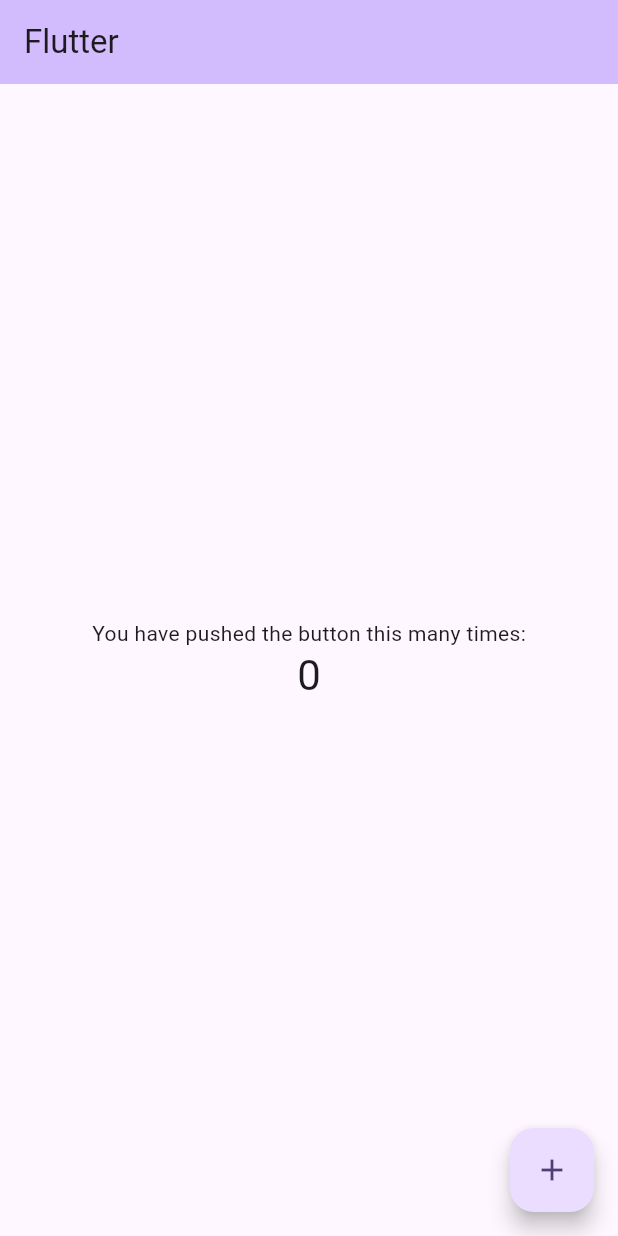
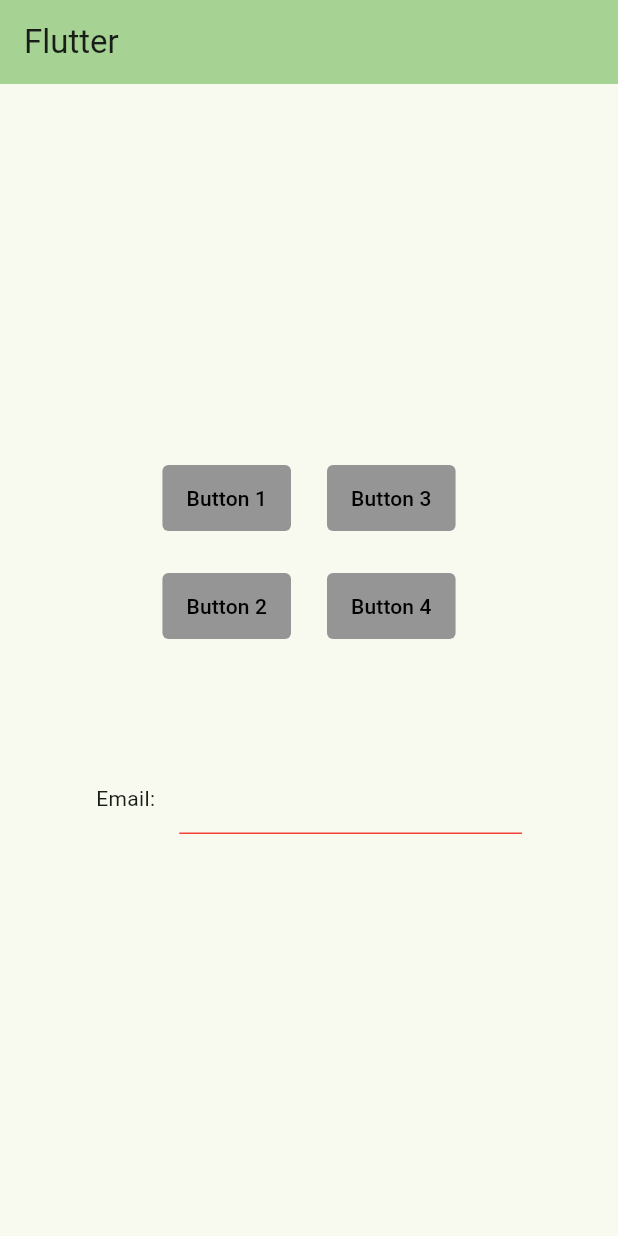
Before and after one commit to Djurson/TDDC73, a Flutter app: the screen it shows after launch, on a phone screen of 412 x 824 dp. Run offline on Flutter 3.47's test engine with Material 3 defaults, Android fonts, the phone set to English and light mode, and no system bars.

Commit message:
Flutter semi done

```diff
--- a/flutter_app/lib/main.dart
+++ b/flutter_app/lib/main.dart
@@ -11,7 +11,7 @@ class MyApp extends StatelessWidget {
   @override
   Widget build(BuildContext context) {
     return MaterialApp(
-      title: 'Flutter Demo',
+      title: 'Flutter',
       theme: ThemeData(
         // This is the theme of your application.
         //
@@ -28,7 +28,9 @@ class MyApp extends StatelessWidget {
         //
         // This works for code too, not just values: Most code changes can be
         // tested with just a hot reload.
-        colorScheme: .fromSeed(seedColor: Colors.deepPurple),
+        colorScheme: .fromSeed(
+          seedColor: const Color.fromARGB(255, 21, 123, 0),
+        ),
       ),
       home: const MyHomePage(title: 'Flutter'),
     );
@@ -54,19 +56,6 @@ class MyHomePage extends StatefulWidget {
 }
 
 class _MyHomePageState extends State<MyHomePage> {
-  int _counter = 0;
-
-  void _incrementCounter() {
-    setState(() {
-      // This call to setState tells the Flutter framework that something has
-      // changed in this State, which causes it to rerun the build method below
-      // so that the display can reflect the updated values. If we changed
-      // _counter without calling setState(), then the build method would not be
-      // called again, and so nothing would appear to happen.
-      _counter++;
-    });
-  }
-
   @override
   Widget build(BuildContext context) {
     // This method is rerun every time setState is called, for instance as done
@@ -103,20 +92,126 @@ class _MyHomePageState extends State<MyHomePage> {
           // action in the IDE, or press "p" in the console), to see the
           // wireframe for each widget.
           mainAxisAlignment: .center,
+          crossAxisAlignment: .center,
+          mainAxisSize: .max,
           children: [
-            const Text('You have pushed the button this many times:'),
-            Text(
-              '$_counter',
-              style: Theme.of(context).textTheme.headlineMedium,
+            ButtonSection(spacing: 24.0),
+            Padding(
+              padding: EdgeInsetsGeometry.symmetric(
+                vertical: 48,
+                horizontal: 64,
+              ),
+              child: InputField(),
             ),
           ],
         ),
       ),
-      floatingActionButton: FloatingActionButton(
-        onPressed: _incrementCounter,
-        tooltip: 'Increment',
-        child: const Icon(Icons.add),
+    );
+  }
+}
+
+class ButtonSection extends StatelessWidget {
+  const ButtonSection({super.key, required this.spacing});
+
+  final double spacing;
+
+  static ButtonStyle buttonStyle = ButtonStyle(
+    backgroundColor: WidgetStatePropertyAll(
+      const Color.fromARGB(255, 149, 149, 149),
+    ),
+    foregroundColor: WidgetStatePropertyAll<Color>(
+      const Color.fromARGB(255, 0, 0, 0),
+    ),
+    padding: WidgetStatePropertyAll<EdgeInsetsGeometry>(
+      const EdgeInsetsGeometry.symmetric(vertical: 12, horizontal: 16),
+    ),
+    shape: WidgetStatePropertyAll<RoundedRectangleBorder>(
+      RoundedRectangleBorder(
+        borderRadius: BorderRadius.circular(4.0), // Adjust the radius value
+      ),
+    ),
+  );
+
+  @override
+  Widget build(BuildContext context) {
+    return Padding(
+      padding: const EdgeInsets.all(32),
+      child: Row(
+        mainAxisAlignment: .center,
+        crossAxisAlignment: .center,
+        spacing: spacing,
+        children: [
+          Column(
+            crossAxisAlignment: CrossAxisAlignment.start,
+            spacing: spacing,
+            children: [
+              TextButton(
+                onPressed: () {},
+                style: buttonStyle,
+                child: const Text('Button 1'),
+              ),
+              TextButton(
+                onPressed: () {},
+                style: buttonStyle,
+                child: const Text('Button 2'),
+              ),
+            ],
+          ),
+          Column(
+            crossAxisAlignment: CrossAxisAlignment.end,
+            spacing: spacing,
+            children: [
+              TextButton(
+                onPressed: () {},
+                style: buttonStyle,
+                child: const Text('Button 3'),
+              ),
+              TextButton(
+                onPressed: () {},
+                style: buttonStyle,
+                child: const Text('Button 4'),
+              ),
+            ],
+          ),
+        ],
       ),
     );
   }
 }
+
+class InputField extends StatelessWidget {
+  const InputField({super.key});
+
+  @override
+  Widget build(BuildContext context) {
+    return Column(
+      crossAxisAlignment: CrossAxisAlignment.start,
+      children: [
+        Row(
+          mainAxisAlignment: MainAxisAlignment.center,
+          crossAxisAlignment: CrossAxisAlignment.center,
+          spacing: 16,
+          children: [
+            Text('Email:'),
+            Expanded(
+              child: TextField(
+                decoration: InputDecoration(
+                  border: UnderlineInputBorder(
+                    borderSide: BorderSide(color: Colors.red),
+                  ),
+                  enabledBorder: UnderlineInputBorder(
+                    borderSide: BorderSide(color: Colors.red),
+                  ),
+                  focusedBorder: UnderlineInputBorder(
+                    borderSide: BorderSide(color: Colors.red),
+                  ),
+                ),
+                keyboardType: TextInputType.emailAddress,
+              ),
+            ),
+          ],
+        ),
+      ],
+    );
+  }
+}
```
